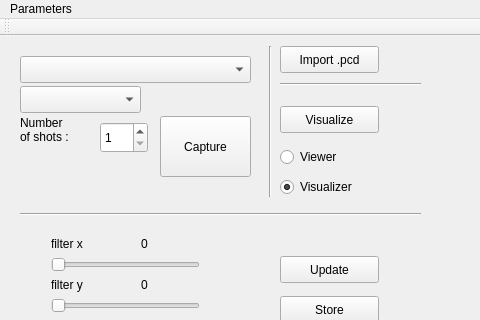
yanik-porto/3DfromTOF, file Software/code/under_classes/tofUcblApp/mainwindow.ui: the form before one commit; both pictures show x 0 to 480 and y 0 to 320 of the 1258 by 769 pixel window.
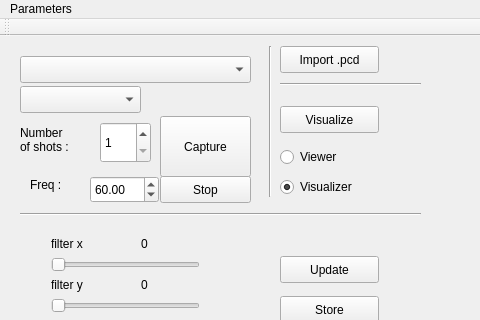
The form after the commit. Custom widgets are drawn as their Qt base class.

The edit to the form file:
```diff
--- a/Software/code/under_classes/tofUcblApp/mainwindow.ui
+++ b/Software/code/under_classes/tofUcblApp/mainwindow.ui
@@ -42,15 +42,15 @@
      <rect>
       <x>100</x>
       <y>86</y>
-      <width>48</width>
-      <height>31</height>
+      <width>51</width>
+      <height>41</height>
      </rect>
     </property>
     <property name="minimum">
      <number>1</number>
     </property>
     <property name="maximum">
-     <number>10</number>
+     <number>1000</number>
     </property>
    </widget>
    <widget class="QPushButton" name="pushButton_visu">
@@ -122,7 +122,7 @@
     <property name="geometry">
      <rect>
       <x>20</x>
-      <y>80</y>
+      <y>90</y>
       <width>121</width>
       <height>51</height>
      </rect>
@@ -419,6 +419,45 @@
      <enum>Qt::Horizontal</enum>
     </property>
    </widget>
+   <widget class="QPushButton" name="pushButton_stop">
+    <property name="geometry">
+     <rect>
+      <x>160</x>
+      <y>140</y>
+      <width>91</width>
+      <height>27</height>
+     </rect>
+    </property>
+    <property name="text">
+     <string>Stop</string>
+    </property>
+   </widget>
+   <widget class="QDoubleSpinBox" name="doubleSpinBox_freq">
+    <property name="geometry">
+     <rect>
+      <x>90</x>
+      <y>140</y>
+      <width>69</width>
+      <height>27</height>
+     </rect>
+    </property>
+    <property name="value">
+     <double>60.000000000000000</double>
+    </property>
+   </widget>
+   <widget class="QLabel" name="label_2">
+    <property name="geometry">
+     <rect>
+      <x>30</x>
+      <y>140</y>
+      <width>67</width>
+      <height>17</height>
+     </rect>
+    </property>
+    <property name="text">
+     <string>Freq :</string>
+    </property>
+   </widget>
   </widget>
   <widget class="QMenuBar" name="menuBar">
    <property name="geometry">
```
